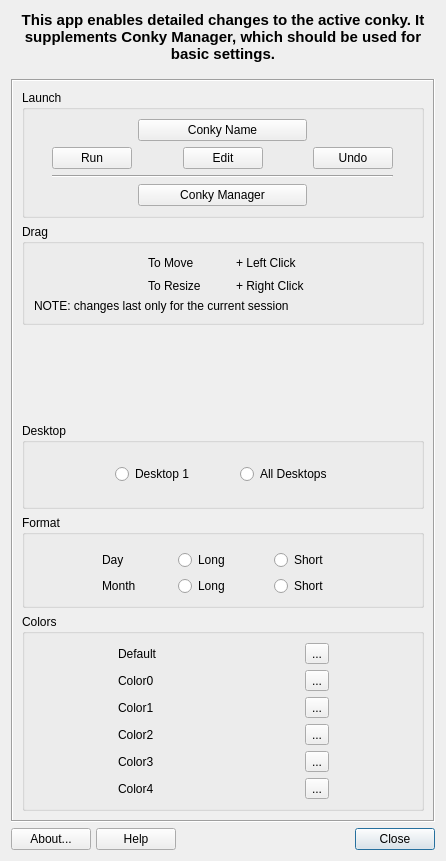
Old version of the form mainwindow.ui in the repository AdrianTM/mx-conky.
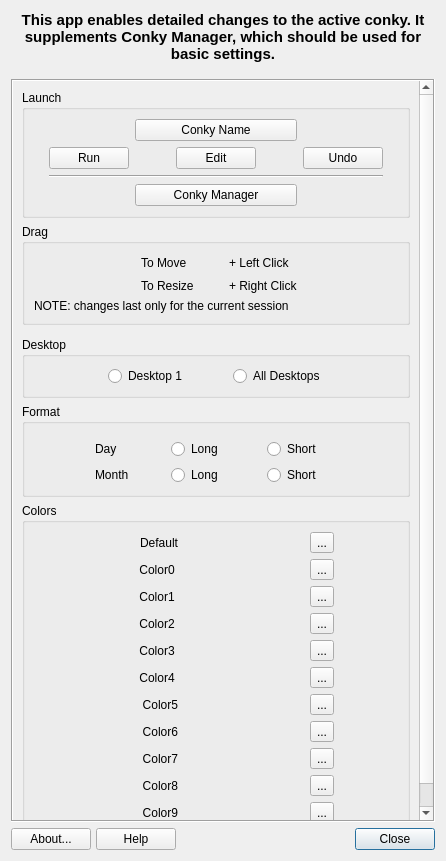
New version of the form. Icons and pictures are not drawn.

```diff
--- a/mainwindow.ui
+++ b/mainwindow.ui
@@ -61,13 +61,13 @@
       <property name="geometry">
        <rect>
         <x>0</x>
-        <y>0</y>
+        <y>-201</y>
         <width>409</width>
-        <height>742</height>
+        <height>912</height>
        </rect>
       </property>
-      <layout class="QVBoxLayout" name="verticalLayout_2">
-       <item>
+      <layout class="QGridLayout" name="gridLayout_5">
+       <item row="0" column="0">
         <widget class="QGroupBox" name="groupBoxRun">
          <property name="title">
           <string>Launch</string>
@@ -229,7 +229,7 @@
          </layout>
         </widget>
        </item>
-       <item>
+       <item row="1" column="0">
         <widget class="QGroupBox" name="groupBoxDrag">
          <property name="title">
           <string>Drag</string>
@@ -356,10 +356,10 @@
          </layout>
         </widget>
        </item>
-       <item>
+       <item row="2" column="0">
         <widget class="QWidget" name="widget" native="true"/>
        </item>
-       <item>
+       <item row="3" column="0">
         <widget class="QGroupBox" name="groupBoxDesktop">
          <property name="title">
           <string>Desktop</string>
@@ -430,7 +430,7 @@
          </layout>
         </widget>
        </item>
-       <item>
+       <item row="4" column="0">
         <widget class="QGroupBox" name="groupBoxFormat">
          <property name="title">
           <string>Format</string>
@@ -726,13 +726,13 @@
          </layout>
         </widget>
        </item>
-       <item>
+       <item row="5" column="0">
         <widget class="QGroupBox" name="groupBoxColors">
          <property name="title">
           <string>Colors</string>
          </property>
          <layout class="QGridLayout" name="gridLayout_2">
-          <item row="0" column="0" colspan="3">
+          <item row="0" column="0">
            <widget class="QFrame" name="frameDefault">
             <property name="frameShape">
              <enum>QFrame::NoFrame</enum>
@@ -760,7 +760,7 @@
                </property>
                <property name="sizeHint" stdset="0">
                 <size>
-                 <width>40</width>
+                 <width>60</width>
                  <height>20</height>
                 </size>
                </property>
@@ -770,13 +770,16 @@
               <widget class="QLabel" name="labelDefaultColor">
                <property name="minimumSize">
                 <size>
-                 <width>55</width>
+                 <width>110</width>
                  <height>0</height>
                 </size>
                </property>
                <property name="text">
                 <string>Default</string>
                </property>
+               <property name="alignment">
+                <set>Qt::AlignRight|Qt::AlignTrailing|Qt::AlignVCenter</set>
+               </property>
               </widget>
              </item>
              <item>
@@ -838,7 +841,7 @@
                </property>
                <property name="sizeHint" stdset="0">
                 <size>
-                 <width>40</width>
+                 <width>90</width>
                  <height>20</height>
                 </size>
                </property>
@@ -847,7 +850,7 @@
             </layout>
            </widget>
           </item>
-          <item row="1" column="0" colspan="3">
+          <item row="1" column="0">
            <widget class="QFrame" name="frame0">
             <property name="frameShape">
              <enum>QFrame::NoFrame</enum>
@@ -875,7 +878,7 @@
                </property>
                <property name="sizeHint" stdset="0">
                 <size>
-                 <width>40</width>
+                 <width>60</width>
                  <height>20</height>
                 </size>
                </property>
@@ -885,13 +888,16 @@
               <widget class="QLabel" name="labelColor0">
                <property name="minimumSize">
                 <size>
-                 <width>55</width>
+                 <width>110</width>
                  <height>0</height>
                 </size>
                </property>
                <property name="text">
                 <string>Color0 </string>
                </property>
+               <property name="alignment">
+                <set>Qt::AlignRight|Qt::AlignTrailing|Qt::AlignVCenter</set>
+               </property>
               </widget>
              </item>
              <item>
@@ -950,7 +956,7 @@
                </property>
                <property name="sizeHint" stdset="0">
                 <size>
-                 <width>40</width>
+                 <width>90</width>
                  <height>20</height>
                 </size>
                </property>
@@ -959,7 +965,7 @@
             </layout>
            </widget>
           </item>
-          <item row="2" column="0" colspan="3">
+          <item row="2" column="0">
            <widget class="QFrame" name="frame1">
             <property name="frameShape">
              <enum>QFrame::NoFrame</enum>
@@ -987,7 +993,7 @@
                </property>
                <property name="sizeHint" stdset="0">
                 <size>
-                 <width>40</width>
+                 <width>60</width>
                  <height>20</height>
                 </size>
                </property>
@@ -997,13 +1003,16 @@
               <widget class="QLabel" name="labelColor1">
                <property name="minimumSize">
                 <size>
-                 <width>55</width>
+                 <width>110</width>
                  <height>0</height>
                 </size>
                </property>
                <property name="text">
                 <string>Color1 </string>
                </property>
+               <property name="alignment">
+                <set>Qt::AlignRight|Qt::AlignTrailing|Qt::AlignVCenter</set>
+               </property>
               </widget>
              </item>
              <item>
@@ -1062,7 +1071,7 @@
                </property>
                <property name="sizeHint" stdset="0">
                 <size>
-                 <width>40</width>
+                 <width>90</width>
                  <height>20</height>
                 </size>
                </property>
@@ -1071,7 +1080,7 @@
             </layout>
            </widget>
           </item>
-          <item row="3" column="0" colspan="3">
+          <item row="3" column="0">
            <widget class="QFrame" name="frame2">
             <property name="frameShape">
              <enum>QFrame::NoFrame</enum>
@@ -1099,7 +1108,7 @@
                </property>
                <property name="sizeHint" stdset="0">
                 <size>
-                 <width>40</width>
+                 <width>60</width>
                  <height>20</height>
                 </size>
                </property>
@@ -1109,13 +1118,16 @@
               <widget class="QLabel" name="labelColor2">
                <property name="minimumSize">
                 <size>
-                 <width>55</width>
+                 <width>110</width>
                  <height>0</height>
                 </size>
                </property>
                <property name="text">
                 <string>Color2 </string>
                </property>
+               <property name="alignment">
+                <set>Qt::AlignRight|Qt::AlignTrailing|Qt::AlignVCenter</set>
+               </property>
               </widget>
              </item>
              <item>
@@ -1177,7 +1189,7 @@
                </property>
                <property name="sizeHint" stdset="0">
                 <size>
-                 <width>40</width>
+                 <width>90</width>
                  <height>20</height>
                 </size>
                </property>
@@ -1186,7 +1198,7 @@
             </layout>
            </widget>
           </item>
-          <item row="4" column="0" colspan="3">
+          <item row="4" column="0">
            <widget class="QFrame" name="frame3">
             <property name="frameShape">
              <enum>QFrame::NoFrame</enum>
@@ -1214,7 +1226,7 @@
                </property>
                <property name="sizeHint" stdset="0">
                 <size>
-                 <width>40</width>
+                 <width>60</width>
                  <height>20</height>
                 </size>
                </property>
@@ -1224,13 +1236,16 @@
               <widget class="QLabel" name="labelColor3">
                <property name="minimumSize">
                 <size>
-                 <width>55</width>
+                 <width>110</width>
                  <height>0</height>
                 </size>
                </property>
                <property name="text">
                 <string>Color3 </string>
                </property>
+               <property name="alignment">
+                <set>Qt::AlignRight|Qt::AlignTrailing|Qt::AlignVCenter</set>
+               </property>
               </widget>
              </item>
              <item>
@@ -1292,7 +1307,7 @@
                </property>
                <property name="sizeHint" stdset="0">
                 <size>
-                 <width>40</width>
+                 <width>90</width>
                  <height>20</height>
                 </size>
                </property>
@@ -1301,7 +1316,7 @@
             </layout>
            </widget>
           </item>
-          <item row="5" column="0" colspan="3">
+          <item row="5" column="0">
            <widget class="QFrame" name="frame4">
             <property name="frameShape">
              <enum>QFrame::NoFrame</enum>
@@ -1329,7 +1344,7 @@
                </property>
                <property name="sizeHint" stdset="0">
                 <size>
-                 <width>40</width>
+                 <width>60</width>
                  <height>20</height>
                 </size>
                </property>
@@ -1339,13 +1354,16 @@
               <widget class="QLabel" name="labelColor4">
                <property name="minimumSize">
                 <size>
-                 <width>55</width>
+                 <width>110</width>
                  <height>0</height>
                 </size>
                </property>
                <property name="text">
                 <string>Color4 </string>
                </property>
+               <property name="alignment">
+                <set>Qt::AlignRight|Qt::AlignTrailing|Qt::AlignVCenter</set>
+               </property>
               </widget>
              </item>
              <item>
@@ -1407,7 +1425,582 @@
                </property>
                <property name="sizeHint" stdset="0">
                 <size>
-                 <width>40</width>
+                 <width>90</width>
+                 <height>20</height>
+                </size>
+               </property>
+              </spacer>
+             </item>
+            </layout>
+           </widget>
+          </item>
+          <item row="6" column="0">
+           <widget class="QFrame" name="frame5">
+            <property name="frameShape">
+             <enum>QFrame::NoFrame</enum>
+            </property>
+            <property name="frameShadow">
+             <enum>QFrame::Plain</enum>
+            </property>
+            <layout class="QHBoxLayout" name="horizontalLayout_12">
+             <property name="leftMargin">
+              <number>0</number>
+             </property>
+             <property name="topMargin">
+              <number>0</number>
+             </property>
+             <property name="rightMargin">
+              <number>0</number>
+             </property>
+             <property name="bottomMargin">
+              <number>0</number>
+             </property>
+             <item>
+              <spacer name="horizontalSpacer_43">
+               <property name="orientation">
+                <enum>Qt::Horizontal</enum>
+               </property>
+               <property name="sizeHint" stdset="0">
+                <size>
+                 <width>60</width>
+                 <height>20</height>
+                </size>
+               </property>
+              </spacer>
+             </item>
+             <item>
+              <widget class="QLabel" name="labelColor5">
+               <property name="minimumSize">
+                <size>
+                 <width>110</width>
+                 <height>0</height>
+                </size>
+               </property>
+               <property name="text">
+                <string>Color5</string>
+               </property>
+               <property name="alignment">
+                <set>Qt::AlignRight|Qt::AlignTrailing|Qt::AlignVCenter</set>
+               </property>
+              </widget>
+             </item>
+             <item>
+              <spacer name="horizontalSpacer_44">
+               <property name="orientation">
+                <enum>Qt::Horizontal</enum>
+               </property>
+               <property name="sizeType">
+                <enum>QSizePolicy::Minimum</enum>
+               </property>
+               <property name="sizeHint" stdset="0">
+                <size>
+                 <width>10</width>
+                 <height>20</height>
+                </size>
+               </property>
+              </spacer>
+             </item>
+             <item>
+              <widget class="QWidget" name="widgetColor5" native="true">
+               <property name="minimumSize">
+                <size>
+                 <width>100</width>
+                 <height>0</height>
+                </size>
+               </property>
+              </widget>
+             </item>
+             <item>
+              <spacer name="horizontalSpacer_45">
+               <property name="orientation">
+                <enum>Qt::Horizontal</enum>
+               </property>
+               <property name="sizeType">
+                <enum>QSizePolicy::Minimum</enum>
+               </property>
+               <property name="sizeHint" stdset="0">
+                <size>
+                 <width>10</width>
+                 <height>20</height>
+                </size>
+               </property>
+              </spacer>
+             </item>
+             <item>
+              <widget class="QToolButton" name="buttonColor5">
+               <property name="text">
+                <string>...</string>
+               </property>
+              </widget>
+             </item>
+             <item>
+              <spacer name="horizontalSpacer_46">
+               <property name="orientation">
+                <enum>Qt::Horizontal</enum>
+               </property>
+               <property name="sizeHint" stdset="0">
+                <size>
+                 <width>90</width>
+                 <height>20</height>
+                </size>
+               </property>
+              </spacer>
+             </item>
+            </layout>
+           </widget>
+          </item>
+          <item row="7" column="0">
+           <widget class="QFrame" name="frame6">
+            <property name="frameShape">
+             <enum>QFrame::NoFrame</enum>
+            </property>
+            <property name="frameShadow">
+             <enum>QFrame::Plain</enum>
+            </property>
+            <layout class="QHBoxLayout" name="horizontalLayout_13">
+             <property name="leftMargin">
+              <number>0</number>
+             </property>
+             <property name="topMargin">
+              <number>0</number>
+             </property>
+             <property name="rightMargin">
+              <number>0</number>
+             </property>
+             <property name="bottomMargin">
+              <number>0</number>
+             </property>
+             <item>
+              <spacer name="horizontalSpacer_47">
+               <property name="orientation">
+                <enum>Qt::Horizontal</enum>
+               </property>
+               <property name="sizeHint" stdset="0">
+                <size>
+                 <width>60</width>
+                 <height>20</height>
+                </size>
+               </property>
+              </spacer>
+             </item>
+             <item>
+              <widget class="QLabel" name="labelColor6">
+               <property name="minimumSize">
+                <size>
+                 <width>110</width>
+                 <height>0</height>
+                </size>
+               </property>
+               <property name="text">
+                <string>Color6</string>
+               </property>
+               <property name="alignment">
+                <set>Qt::AlignRight|Qt::AlignTrailing|Qt::AlignVCenter</set>
+               </property>
+              </widget>
+             </item>
+             <item>
+              <spacer name="horizontalSpacer_48">
+               <property name="orientation">
+                <enum>Qt::Horizontal</enum>
+               </property>
+               <property name="sizeType">
+                <enum>QSizePolicy::Minimum</enum>
+               </property>
+               <property name="sizeHint" stdset="0">
+                <size>
+                 <width>10</width>
+                 <height>20</height>
+                </size>
+               </property>
+              </spacer>
+             </item>
+             <item>
+              <widget class="QWidget" name="widgetColor6" native="true">
+               <property name="minimumSize">
+                <size>
+                 <width>100</width>
+                 <height>0</height>
+                </size>
+               </property>
+              </widget>
+             </item>
+             <item>
+              <spacer name="horizontalSpacer_49">
+               <property name="orientation">
+                <enum>Qt::Horizontal</enum>
+               </property>
+               <property name="sizeType">
+                <enum>QSizePolicy::Minimum</enum>
+               </property>
+               <property name="sizeHint" stdset="0">
+                <size>
+                 <width>10</width>
+                 <height>20</height>
+                </size>
+               </property>
+              </spacer>
+             </item>
+             <item>
+              <widget class="QToolButton" name="buttonColor6">
+               <property name="text">
+                <string>...</string>
+               </property>
+              </widget>
+             </item>
+             <item>
+              <spacer name="horizontalSpacer_50">
+               <property name="orientation">
+                <enum>Qt::Horizontal</enum>
+               </property>
+               <property name="sizeHint" stdset="0">
+                <size>
+                 <width>90</width>
+                 <height>20</height>
+                </size>
+               </property>
+              </spacer>
+             </item>
+            </layout>
+           </widget>
+          </item>
+          <item row="8" column="0">
+           <widget class="QFrame" name="frame7">
+            <property name="frameShape">
+             <enum>QFrame::NoFrame</enum>
+            </property>
+            <property name="frameShadow">
+             <enum>QFrame::Plain</enum>
+            </property>
+            <layout class="QHBoxLayout" name="horizontalLayout_14">
+             <property name="leftMargin">
+              <number>0</number>
+             </property>
+             <property name="topMargin">
+              <number>0</number>
+             </property>
+             <property name="rightMargin">
+              <number>0</number>
+             </property>
+             <property name="bottomMargin">
+              <number>0</number>
+             </property>
+             <item>
+              <spacer name="horizontalSpacer_51">
+               <property name="orientation">
+                <enum>Qt::Horizontal</enum>
+               </property>
+               <property name="sizeHint" stdset="0">
+                <size>
+                 <width>60</width>
+                 <height>20</height>
+                </size>
+               </property>
+              </spacer>
+             </item>
+             <item>
+              <widget class="QLabel" name="labelColor7">
+               <property name="minimumSize">
+                <size>
+                 <width>110</width>
+                 <height>0</height>
+                </size>
+               </property>
+               <property name="text">
+                <string>Color7</string>
+               </property>
+               <property name="alignment">
+                <set>Qt::AlignRight|Qt::AlignTrailing|Qt::AlignVCenter</set>
+               </property>
+              </widget>
+             </item>
+             <item>
+              <spacer name="horizontalSpacer_52">
+               <property name="orientation">
+                <enum>Qt::Horizontal</enum>
+               </property>
+               <property name="sizeType">
+                <enum>QSizePolicy::Minimum</enum>
+               </property>
+               <property name="sizeHint" stdset="0">
+                <size>
+                 <width>10</width>
+                 <height>20</height>
+                </size>
+               </property>
+              </spacer>
+             </item>
+             <item>
+              <widget class="QWidget" name="widgetColor7" native="true">
+               <property name="minimumSize">
+                <size>
+                 <width>100</width>
+                 <height>0</height>
+                </size>
+               </property>
+              </widget>
+             </item>
+             <item>
+              <spacer name="horizontalSpacer_53">
+               <property name="orientation">
+                <enum>Qt::Horizontal</enum>
+               </property>
+               <property name="sizeType">
+                <enum>QSizePolicy::Minimum</enum>
+               </property>
+               <property name="sizeHint" stdset="0">
+                <size>
+                 <width>10</width>
+                 <height>20</height>
+                </size>
+               </property>
+              </spacer>
+             </item>
+             <item>
+              <widget class="QToolButton" name="buttonColor7">
+               <property name="text">
+                <string>...</string>
+               </property>
+              </widget>
+             </item>
+             <item>
+              <spacer name="horizontalSpacer_54">
+               <property name="orientation">
+                <enum>Qt::Horizontal</enum>
+               </property>
+               <property name="sizeHint" stdset="0">
+                <size>
+                 <width>90</width>
+                 <height>20</height>
+                </size>
+               </property>
+              </spacer>
+             </item>
+            </layout>
+           </widget>
+          </item>
+          <item row="9" column="0">
+           <widget class="QFrame" name="frame8">
+            <property name="frameShape">
+             <enum>QFrame::NoFrame</enum>
+            </property>
+            <property name="frameShadow">
+             <enum>QFrame::Plain</enum>
+            </property>
+            <layout class="QHBoxLayout" name="horizontalLayout_15">
+             <property name="leftMargin">
+              <number>0</number>
+             </property>
+             <property name="topMargin">
+              <number>0</number>
+             </property>
+             <property name="rightMargin">
+              <number>0</number>
+             </property>
+             <property name="bottomMargin">
+              <number>0</number>
+             </property>
+             <item>
+              <spacer name="horizontalSpacer_55">
+               <property name="orientation">
+                <enum>Qt::Horizontal</enum>
+               </property>
+               <property name="sizeHint" stdset="0">
+                <size>
+                 <width>60</width>
+                 <height>20</height>
+                </size>
+               </property>
+              </spacer>
+             </item>
+             <item>
+              <widget class="QLabel" name="labelColor8">
+               <property name="minimumSize">
+                <size>
+                 <width>110</width>
+                 <height>0</height>
+                </size>
+               </property>
+               <property name="text">
+                <string>Color8</string>
+               </property>
+               <property name="alignment">
+                <set>Qt::AlignRight|Qt::AlignTrailing|Qt::AlignVCenter</set>
+               </property>
+              </widget>
+             </item>
+             <item>
+              <spacer name="horizontalSpacer_56">
+               <property name="orientation">
+                <enum>Qt::Horizontal</enum>
+               </property>
+               <property name="sizeType">
+                <enum>QSizePolicy::Minimum</enum>
+               </property>
+               <property name="sizeHint" stdset="0">
+                <size>
+                 <width>10</width>
+                 <height>20</height>
+                </size>
+               </property>
+              </spacer>
+             </item>
+             <item>
+              <widget class="QWidget" name="widgetColor8" native="true">
+               <property name="minimumSize">
+                <size>
+                 <width>100</width>
+                 <height>0</height>
+                </size>
+               </property>
+              </widget>
+             </item>
+             <item>
+              <spacer name="horizontalSpacer_57">
+               <property name="orientation">
+                <enum>Qt::Horizontal</enum>
+               </property>
+               <property name="sizeType">
+                <enum>QSizePolicy::Minimum</enum>
+               </property>
+               <property name="sizeHint" stdset="0">
+                <size>
+                 <width>10</width>
+                 <height>20</height>
+                </size>
+               </property>
+              </spacer>
+             </item>
+             <item>
+              <widget class="QToolButton" name="buttonColor8">
+               <property name="text">
+                <string>...</string>
+               </property>
+              </widget>
+             </item>
+             <item>
+              <spacer name="horizontalSpacer_58">
+               <property name="orientation">
+                <enum>Qt::Horizontal</enum>
+               </property>
+               <property name="sizeHint" stdset="0">
+                <size>
+                 <width>90</width>
+                 <height>20</height>
+                </size>
+               </property>
+              </spacer>
+             </item>
+            </layout>
+           </widget>
+          </item>
+          <item row="10" column="0">
+           <widget class="QFrame" name="frame9">
+            <property name="frameShape">
+             <enum>QFrame::NoFrame</enum>
+            </property>
+            <property name="frameShadow">
+             <enum>QFrame::Plain</enum>
+            </property>
+            <layout class="QHBoxLayout" name="horizontalLayout_16">
+             <property name="leftMargin">
+              <number>0</number>
+             </property>
+             <property name="topMargin">
+              <number>0</number>
+             </property>
+             <property name="rightMargin">
+              <number>0</number>
+             </property>
+             <property name="bottomMargin">
+              <number>0</number>
+             </property>
+             <item>
+              <spacer name="horizontalSpacer_59">
+               <property name="orientation">
+                <enum>Qt::Horizontal</enum>
+               </property>
+               <property name="sizeHint" stdset="0">
+                <size>
+                 <width>60</width>
+                 <height>20</height>
+                </size>
+               </property>
+              </spacer>
+             </item>
+             <item>
+              <widget class="QLabel" name="labelColor9">
+               <property name="minimumSize">
+                <size>
+                 <width>110</width>
+                 <height>0</height>
+                </size>
+               </property>
+               <property name="text">
+                <string>Color9</string>
+               </property>
+               <property name="alignment">
+                <set>Qt::AlignRight|Qt::AlignTrailing|Qt::AlignVCenter</set>
+               </property>
+              </widget>
+             </item>
+             <item>
+              <spacer name="horizontalSpacer_60">
+               <property name="orientation">
+                <enum>Qt::Horizontal</enum>
+               </property>
+               <property name="sizeType">
+                <enum>QSizePolicy::Minimum</enum>
+               </property>
+               <property name="sizeHint" stdset="0">
+                <size>
+                 <width>10</width>
+                 <height>20</height>
+                </size>
+               </property>
+              </spacer>
+             </item>
+             <item>
+              <widget class="QWidget" name="widgetColor9" native="true">
+               <property name="minimumSize">
+                <size>
+                 <width>100</width>
+                 <height>0</height>
+                </size>
+               </property>
+              </widget>
+             </item>
+             <item>
+              <spacer name="horizontalSpacer_61">
+               <property name="orientation">
+                <enum>Qt::Horizontal</enum>
+               </property>
+               <property name="sizeType">
+                <enum>QSizePolicy::Minimum</enum>
+               </property>
+               <property name="sizeHint" stdset="0">
+                <size>
+                 <width>10</width>
+                 <height>20</height>
+                </size>
+               </property>
+              </spacer>
+             </item>
+             <item>
+              <widget class="QToolButton" name="buttonColor9">
+               <property name="text">
+                <string>...</string>
+               </property>
+              </widget>
+             </item>
+             <item>
+              <spacer name="horizontalSpacer_62">
+               <property name="orientation">
+                <enum>Qt::Horizontal</enum>
+               </property>
+               <property name="sizeHint" stdset="0">
+                <size>
+                 <width>90</width>
                  <height>20</height>
                 </size>
                </property>
```
